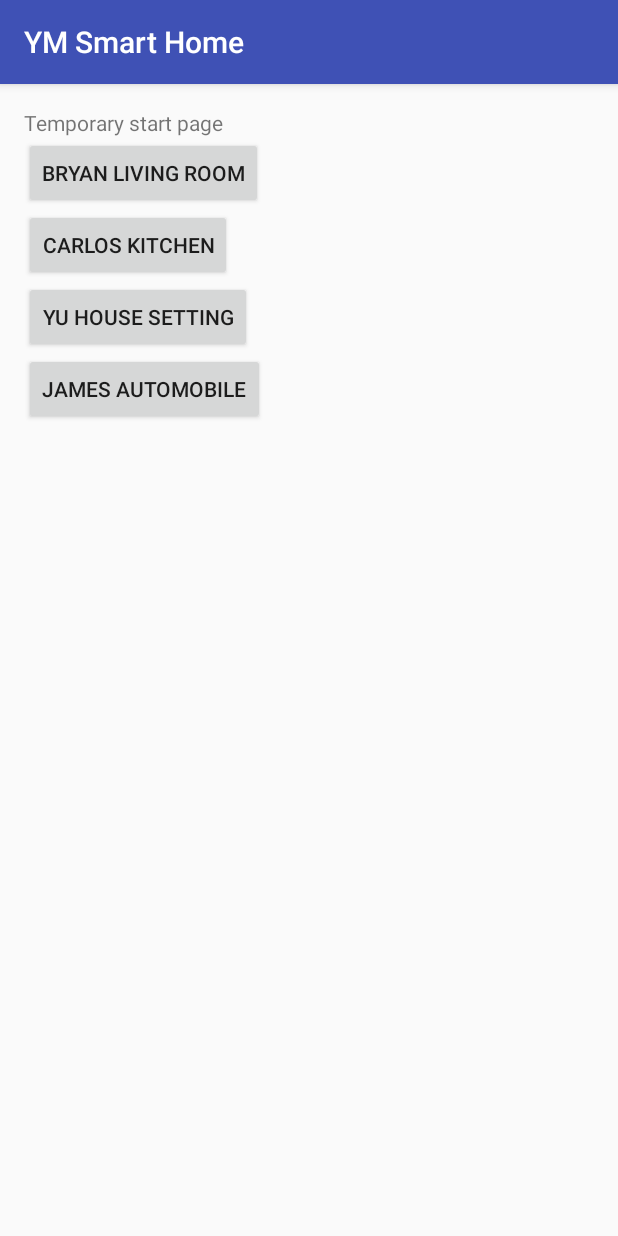
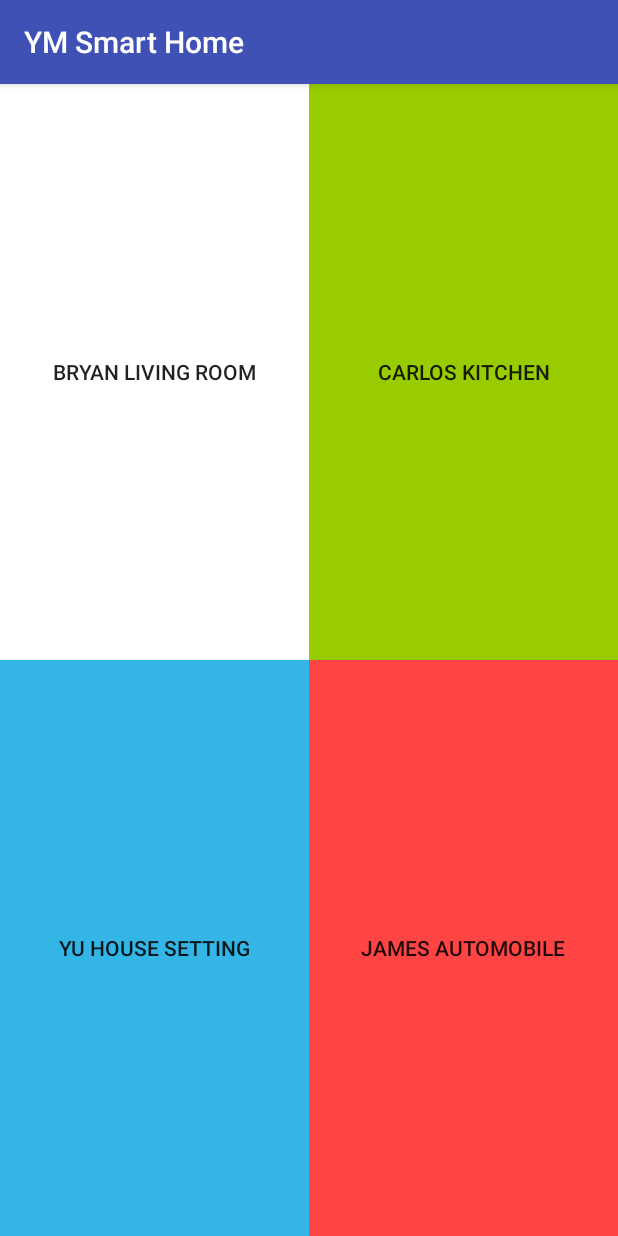
Before and after one commit to CST2335AndroidTeam/Team, an Android app: the screen it shows after launch (MainActivity), on a phone screen of 412 x 824 dp. Run offline under Robolectric (Android 15) with nearby library versions, the phone set to English and light mode, and no system bars.

Commit message:
colorful buttons in main activity

```diff
--- a/app/src/main/res/layout/activity_main.xml
+++ b/app/src/main/res/layout/activity_main.xml
@@ -1,38 +1,54 @@
 <?xml version="1.0" encoding="utf-8"?>
 <LinearLayout xmlns:android="http://schemas.android.com/apk/res/android"
-    xmlns:tools="http://schemas.android.com/tools"
-    android:id="@+id/activity_main"
-    android:orientation="vertical"
+android:layout_width="match_parent"
+android:layout_height="match_parent"
+android:orientation="vertical" >
+
+<LinearLayout
     android:layout_width="match_parent"
     android:layout_height="match_parent"
-    android:paddingBottom="@dimen/activity_vertical_margin"
-    android:paddingLeft="@dimen/activity_horizontal_margin"
-    android:paddingRight="@dimen/activity_horizontal_margin"
-    android:paddingTop="@dimen/activity_vertical_margin"
-    tools:context="com.example.yu.team_project_1.MainActivity">
-    <TextView
-        android:layout_width="wrap_content"
-        android:layout_height="wrap_content"
-        android:text="Temporary start page"/>
+    android:layout_weight="1.0"
+
+    android:orientation="horizontal" >
 
     <Button
-        android:layout_width="wrap_content"
-        android:layout_height="wrap_content"
-        android:id = "@+id/living_room_button"
+        android:id="@+id/living_room_button"
+        android:layout_width="match_parent"
+        android:layout_height="match_parent"
+        android:background="@android:color/white"
+        android:layout_weight="1.0"
         android:text="Bryan Living Room" />
+
     <Button
-        android:layout_width="wrap_content"
-        android:layout_height="wrap_content"
         android:id = "@+id/kitchen_button"
-        android:text="Carlos Kitchen" />
+        android:text="Carlos Kitchen"
+        android:layout_width="match_parent"
+        android:layout_height="match_parent"
+        android:background="@android:color/holo_green_light"
+        android:layout_weight="1.0" />
+
+</LinearLayout>
+
+<LinearLayout
+    android:layout_width="match_parent"
+    android:layout_height="match_parent"
+    android:layout_weight="1.0"
+    android:orientation="horizontal" >
+
     <Button
-        android:layout_width="wrap_content"
-        android:layout_height="wrap_content"
         android:id = "@+id/house_setting_button"
-        android:text="Yu House Setting"/>
+        android:text="Yu House Setting"        android:layout_width="match_parent"
+        android:layout_height="match_parent"
+        android:background="@android:color/holo_blue_light"
+        android:layout_weight="1.0" />
+
     <Button
-        android:layout_width="wrap_content"
-        android:layout_height="wrap_content"
         android:id = "@+id/automobile_button"
-        android:text="James Automobile" />
+        android:text="James Automobile"
+        android:layout_width="match_parent"
+        android:layout_height="match_parent"
+        android:background="@android:color/holo_red_light"
+        android:layout_weight="1.0" />
+
 </LinearLayout>
+</LinearLayout>
```
